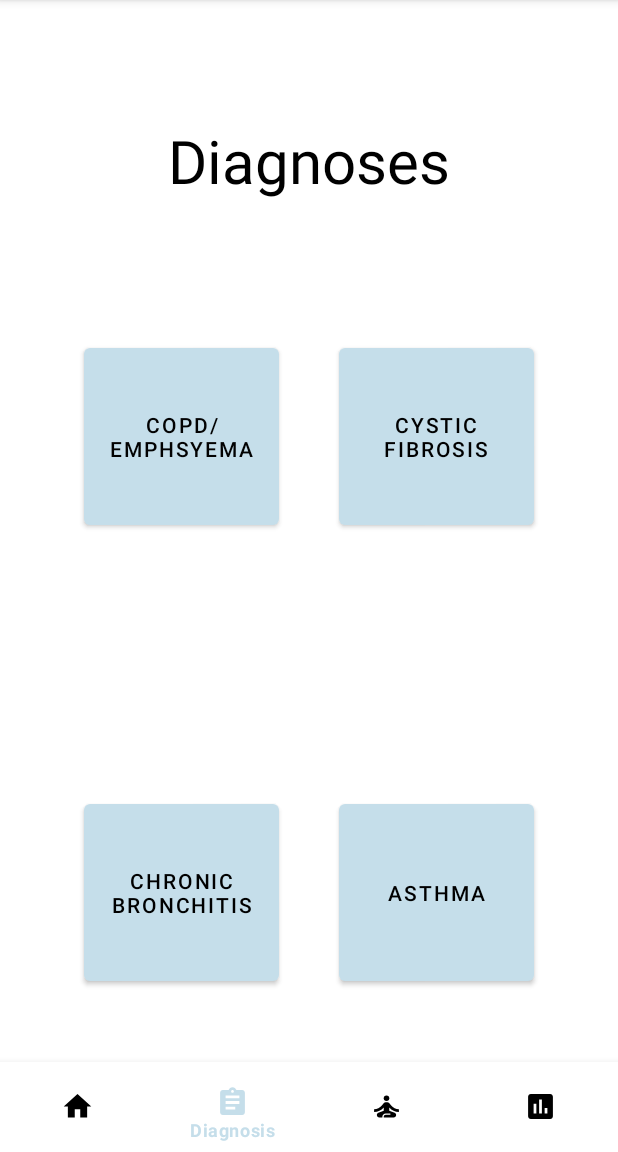
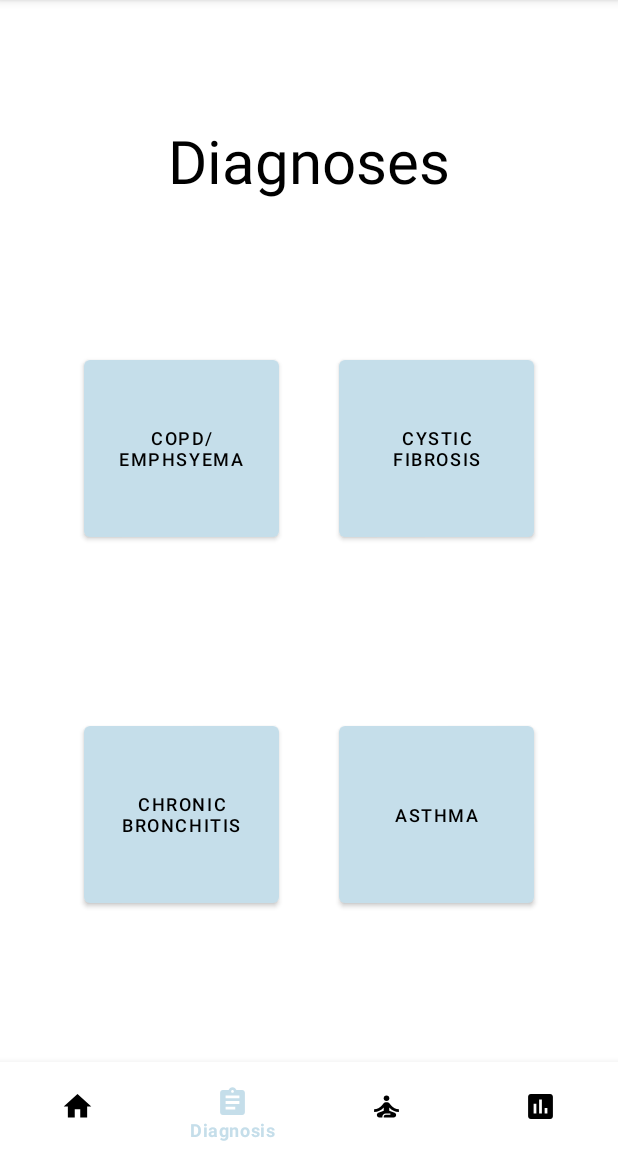
Before and after one commit to yuanc0000/BTHomePage-Android, an Android app: the DiagnosisActivity screen opened directly, with no data from a screen before it, on a phone screen of 412 x 824 dp, the part 84-1236 px from its top. Run offline under Robolectric (Android 15) with nearby library versions, the phone set to English and light mode, and no system bars.

Commit message:
fix diagnoses layout

```diff
--- a/app/src/main/res/layout/activity_diagnosis.xml
+++ b/app/src/main/res/layout/activity_diagnosis.xml
@@ -13,11 +13,11 @@
         android:layout_height="130dp"
         android:layout_marginStart="56dp"
         android:layout_marginLeft="56dp"
-        android:layout_marginTop="92dp"
+        android:layout_marginTop="100dp"
         android:onClick="sendMessageCOPD"
         android:text="COPD/Emphsyema"
         android:textColor="#020202"
-        android:textSize="14sp"
+        android:textSize="12sp"
         app:backgroundTint="#C5DEEA"
         app:layout_constraintStart_toStartOf="parent"
         app:layout_constraintTop_toBottomOf="@+id/diagnosesTitle" />
@@ -26,13 +26,13 @@
         android:id="@+id/cysticfibrosisbtn"
         android:layout_width="130dp"
         android:layout_height="130dp"
-        android:layout_marginTop="92dp"
+        android:layout_marginTop="100dp"
         android:layout_marginEnd="56dp"
         android:layout_marginRight="56dp"
         android:onClick="sendMessageCF"
         android:text="Cystic Fibrosis"
         android:textColor="#000000"
-        android:textSize="14sp"
+        android:textSize="12sp"
         app:backgroundTint="#C5DEEA"
         app:layout_constraintEnd_toEndOf="parent"
         app:layout_constraintTop_toBottomOf="@+id/diagnosesTitle" />
@@ -43,11 +43,11 @@
         android:layout_height="130dp"
         android:layout_marginStart="56dp"
         android:layout_marginLeft="56dp"
-        android:layout_marginBottom="48dp"
+        android:layout_marginBottom="100dp"
         android:onClick="sendMessageCB"
         android:text="Chronic Bronchitis"
         android:textColor="#000000"
-        android:textSize="14sp"
+        android:textSize="12sp"
         app:backgroundTint="#C5DEEA"
         app:layout_constraintBottom_toTopOf="@+id/bottomNavigationView"
         app:layout_constraintEnd_toStartOf="@+id/asthmabtn"
@@ -60,11 +60,11 @@
         android:layout_height="130dp"
         android:layout_marginEnd="56dp"
         android:layout_marginRight="56dp"
-        android:layout_marginBottom="48dp"
+        android:layout_marginBottom="100dp"
         android:onClick="sendMessageAsthma"
         android:text="Asthma"
         android:textColor="#000000"
-        android:textSize="14sp"
+        android:textSize="12sp"
         app:backgroundTint="#C5DEEA"
         app:layout_constraintBottom_toTopOf="@+id/bottomNavigationView"
         app:layout_constraintEnd_toEndOf="parent" />
```
